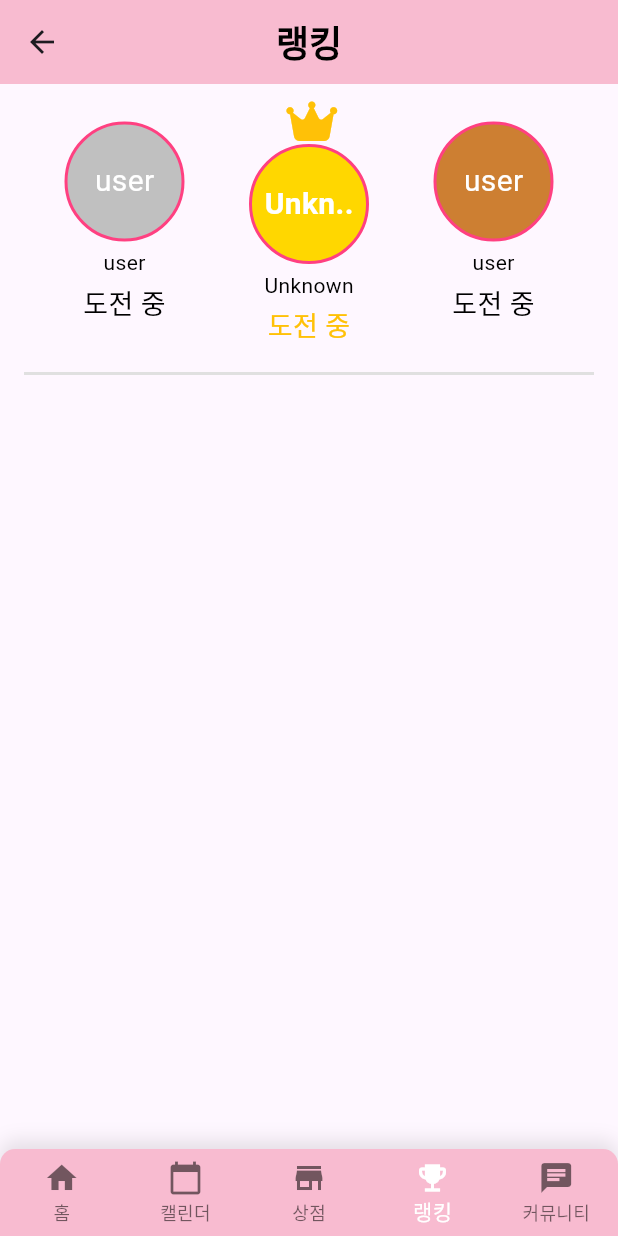
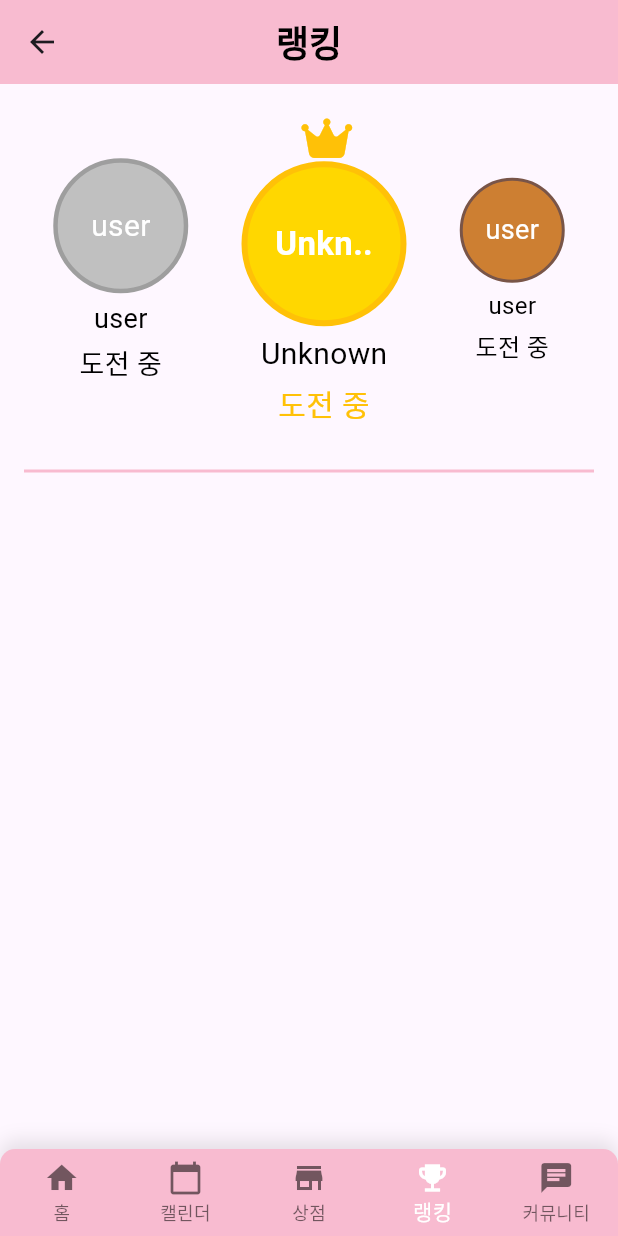
Before and after one commit to MobileProgrammingggggggg/everydaychallenge, a Flutter app: the screen it shows once a user with an empty profile is signed in, item 4 of the bottom bar chosen, on a phone screen of 412 x 824 dp. Run offline on Flutter 3.47's test engine with Material 3 defaults, Android fonts, the phone set to English and light mode, and no system bars; our stand-ins replace cloud_firestore, confetti, firebase_auth, firebase_core, flutter_dotenv, font_awesome_flutter and 2 more; missing offline and left inert: desktop_window, emailjs, flutter_email_sender, workmanager; accounts and stored records are empty.

Commit message:
랭킹 ui 변경

```diff
--- a/lib/Ranking_screen.dart
+++ b/lib/Ranking_screen.dart
@@ -130,8 +130,12 @@ class _RankingScreenState extends State<RankingScreen> {
     return Column(
       children: [
         Container(
-          padding: EdgeInsets.symmetric(vertical: 10),
-          child: Row(
+          height: 250, // 높이를 키워서 전체 영역을 확대
+          padding: EdgeInsets.symmetric(vertical: 20), // 패딩을 추가하여 위아래로 여유 공간 부여
+          child: Column( // Column으로 변경하여 수직 방향으로 정렬
+            mainAxisAlignment: MainAxisAlignment.center, // 수직 중앙에 배치
+            children: [
+              Row(
                 mainAxisAlignment: MainAxisAlignment.spaceEvenly,
                 children: [
                   _buildTopRankItem(
@@ -152,7 +156,7 @@ class _RankingScreenState extends State<RankingScreen> {
                           ? sortedUsers[0].get('id') ?? 'Unknown'
                           : 'user',
                       Color(0xFFFFD700),
-                  isCrowned: true),
+                      isCrowned: true), // 1등의 원을 더 크게 설정
                   _buildTopRankItem(
                       sortedUsers.length > 2
                           ? sortedUsers[2].get('score')?.toString() ?? "도전 중"
@@ -164,9 +168,13 @@ class _RankingScreenState extends State<RankingScreen> {
                       Color(0xFFCD7F32)),
                 ],
               ),
+            ],
           ),
+        ),
+
+
         Divider(
-          color: Colors.grey.shade300,
+          color: Colors.pink[100],
           thickness: 2,
           indent: 16,
           endIndent: 16,
@@ -176,41 +184,86 @@ class _RankingScreenState extends State<RankingScreen> {
             padding: EdgeInsets.all(16.0),
             itemCount: sortedUsers.length - 3 > 0 ? sortedUsers.length - 3 : 0,
             itemBuilder: (context, index) {
-              final user = sortedUsers[index + 3];
-              return _buildRankRow(
-                user.get('score') != null
+              final user = sortedUsers[index + 3]; // 4등부터 시작
+              final rank = index + 4; // 순위 계산
+
+              return ListTile(
+                leading: CircleAvatar(
+                  backgroundColor: Colors.pink[100], // 회색 배경
+                  child: Text(
+                    '$rank', // 회색 원 안에 순위만 표시
+                    style: TextStyle(
+                      color:  Color(0xFF7E7E7E), // 숫자 색상
+                      fontWeight: FontWeight.bold,
+                    ),
+                  ),
+                ),
+                title: Text(user.get('id') ?? 'Unknown'), // 이름만 표시
+                trailing: Text(user.get('score') != null
                     ? user.get('score')?.toString() ?? "도전 중"
-                    : "도전 중",
-                '${index + 4}',
-                user.get('id') ?? 'Unknown',
+                    : "도전 중"), // 스코어를 오른쪽에 배치
               );
-              // return _buildRankRow(
-              //   '${user.get('score')} x ${user.get('dDay')}', // 곱한 값 표시
-              //   '${index + 4}',
-              //   user.get('id') ?? 'Unknown',
-              // );
             },
           ),
         ),
+
+
       ],
     );
   }
 
+
+
   Widget _buildTopRankItem(String score, String rank, String name, Color color,
       {bool isCrowned = false}) {
+    // 순위에 따른 크기와 스타일 설정
+    double width, height, fontSize, borderWidth;
+    Color borderColor;
+
+    switch (rank) {
+      case '1등':
+        width = 110;
+        height = 110;
+        fontSize = 22;
+        borderWidth = 4;
+        borderColor = Colors.amber;
+        break;
+      case '2등':
+        width = 90;
+        height = 90;
+        fontSize = 20;
+        borderWidth = 3;
+        borderColor = Colors.grey;
+        break;
+      case '3등':
+        width = 70;
+        height = 70;
+        fontSize = 18;
+        borderWidth = 2;
+        borderColor = Colors.brown;
+        break;
+      default:
+        width = 70;
+        height = 70;
+        fontSize = 16;
+        borderWidth = 1.5;
+        borderColor = Colors.pink[100]!;
+        break;
+    }
+
     return Column(
       children: [
-        if (isCrowned)
+        if (rank == '1등')
           Icon(FontAwesomeIcons.crown, color: Colors.amber, size: 30),
         Container(
-          width: 80, // 원의 너비
-          height: 80, // 원의 높이
+          width: width,
+          height: height,
           decoration: BoxDecoration(
             shape: BoxShape.circle, // 원 모양
             color: color, // 원의 색상
             border: Border.all(
-              color: Colors.pinkAccent[200]!, // 테두리 색상
-              width: 2, // 테두리 두께
+              color: borderColor, // 테두리 색상
+              width: borderWidth, // 테두리 두께
             ),
           ),
           child: Center(
@@ -218,25 +271,32 @@ class _RankingScreenState extends State<RankingScreen> {
               name.length > 4 ? '${name.substring(0, 4)}..' : name,
               style: TextStyle(
                 color: Colors.white,
-                fontSize: 20,
-                fontWeight: isCrowned ? FontWeight.bold : FontWeight.normal,
+                fontSize: fontSize,
+                fontWeight: rank == '1등' ? FontWeight.bold : FontWeight.normal,
               ),
             ),
           ),
         ),
         SizedBox(height: 4),
-        Text(name, style: TextStyle(color: Colors.black)),
+        Text(
+          name,
+          style: TextStyle(
+            color: Colors.black,
+            fontSize: fontSize - 2, // 이름 텍스트 크기는 약간 더 작게
+          ),
+        ),
         SizedBox(height: 4),
         Text(
           score, // 점수 또는 "도전 중" 표시
           style: TextStyle(
-            color: isCrowned ? Colors.amber : Colors.black,
-            fontSize: 18,
+            color: rank == '1등' ? Colors.amber : Colors.black,
+            fontSize: fontSize - 2, // 점수 텍스트 크기 조정
           ),
         ),
       ],
     );
   }
+
 
   Widget _buildRankRow(String score, String rank, String name) {
     return ListTile(
```
Lines whose indentation alone changed are shown as unchanged.
